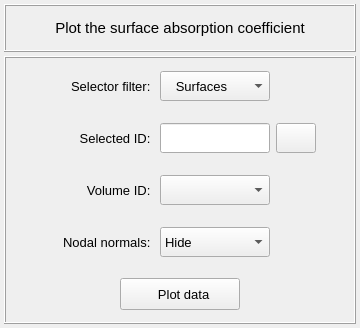
Before: the Qt Designer form vibra/interface/data/ui_files/plots/acoustic/surface_absorption_coefficient_inputs.ui in MOPT-UFSC/VIBRA, drawn with Qt 5.
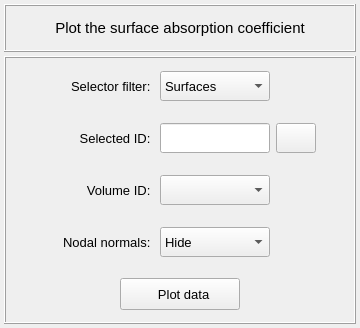
After: the same form once the commit is applied. Icons and pictures are not drawn.

Commit message: Fix a bug in the particle velocity-related ui classes

```diff
--- a/vibra/interface/data/ui_files/plots/acoustic/surface_absorption_coefficient_inputs.ui
+++ b/vibra/interface/data/ui_files/plots/acoustic/surface_absorption_coefficient_inputs.ui
@@ -626,7 +626,7 @@
            </property>
            <item>
             <property name="text">
-             <string>   Surfaces</string>
+             <string>Surfaces</string>
             </property>
            </item>
           </widget>
```
The commit also changes 7 other files.
